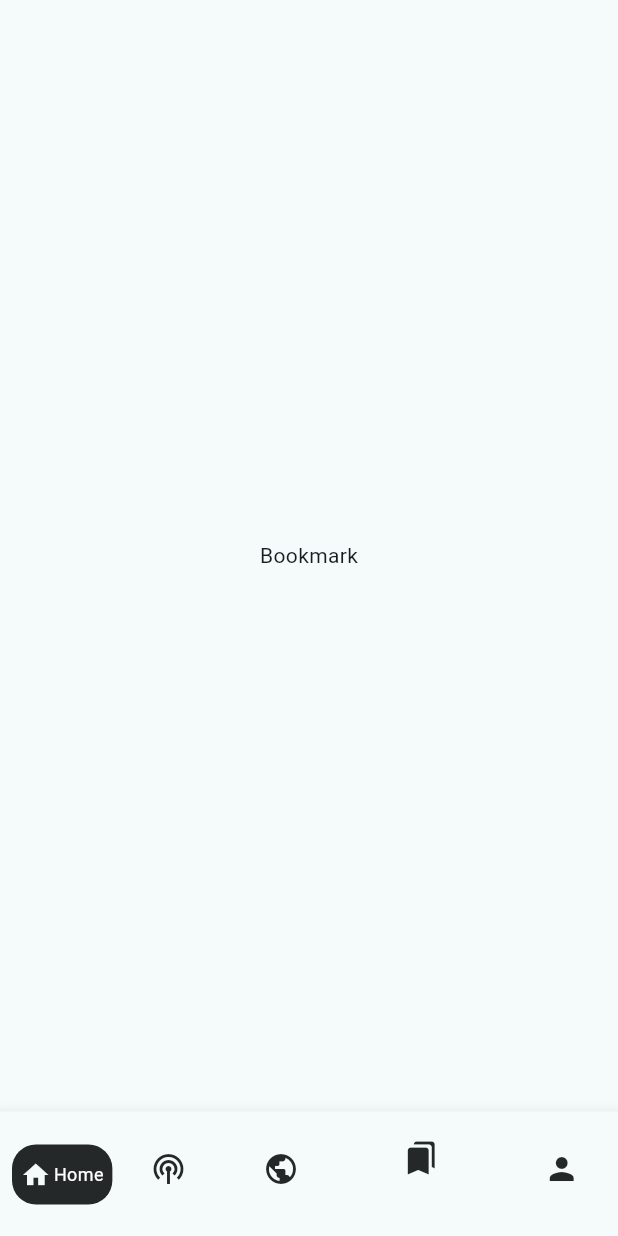
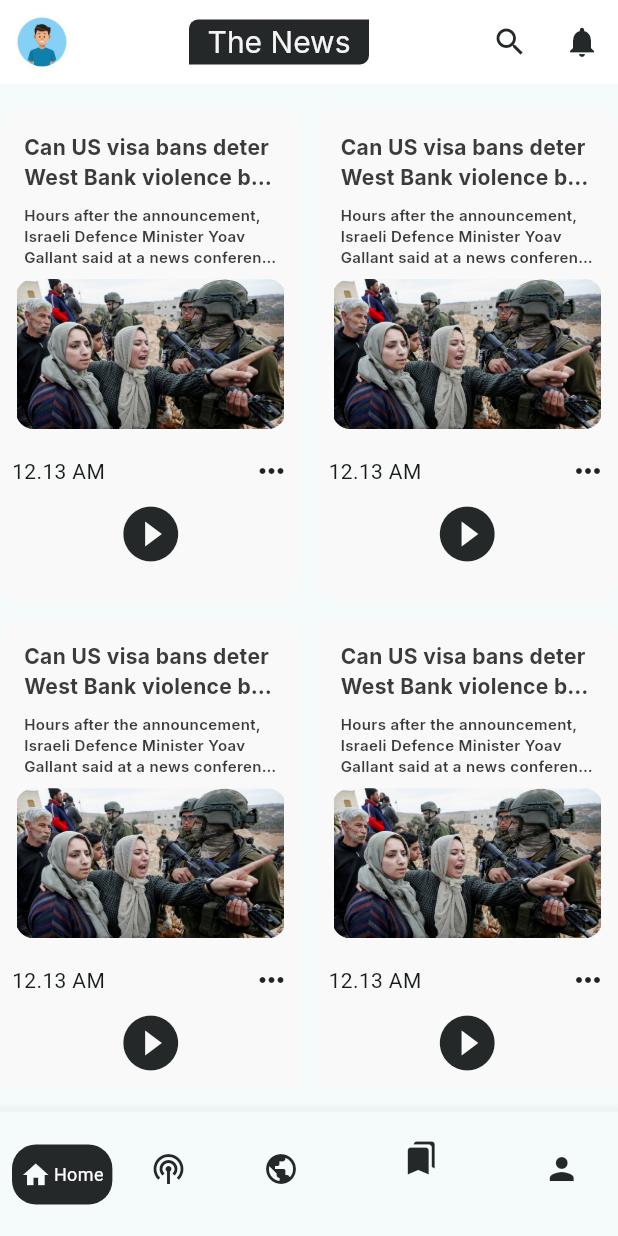
Before and after one commit to Ismail-Jabiulla/newspaper, a Flutter app: the BottomNavigationBarPage screen opened by its route, item 4 of the bottom bar chosen, on a phone screen of 412 x 824 dp. Run offline on Flutter 3.47's test engine with Material 3 defaults, Android fonts, the phone set to English and light mode, and no system bars; our stand-ins replace carousel_slider, dots_indicator, flutter_svg, google_fonts, smooth_page_indicator.

Commit message:
-Notification -Bookmark -detail News -podcast

```diff
--- /dev/null
+++ b/lib/screen/bookmarkScreen.dart
@@ -0,0 +1,254 @@
+import 'package:flutter/cupertino.dart';
+import 'package:flutter/material.dart';
+import 'package:google_fonts/google_fonts.dart';
+import '../all_kids/bottomSheetKid.dart';
+import '../constants/colors.dart';
+import 'package:newspaper/constants/image_strings.dart';
+import '../constants/fonts_widgets.dart';
+import 'notificationScreen.dart';
+
+class BookmarkScreen extends StatefulWidget {
+  const BookmarkScreen({super.key});
+
+  @override
+  State<BookmarkScreen> createState() => _BookmarkScreenState();
+}
+
+class _BookmarkScreenState extends State<BookmarkScreen> {
+  @override
+  Widget build(BuildContext context) {
+    return Scaffold(
+      ///------------App Bar----------
+      appBar: AppBar(
+        backgroundColor: Colors.white,
+        title: Center(
+          child: Column(
+            children: [
+              Container(
+                  alignment: AlignmentDirectional.center,
+                  height: 30,
+                  width: 120,
+                  decoration: BoxDecoration(
+                    color: AppColors.colorBlackHighButton,
+                    borderRadius: BorderRadius.only(
+                        bottomRight: Radius.circular(6),
+                        topLeft: Radius.circular(6)),
+                  ),
+                  child: Text(
+                    'The News',
+                    style: GoogleFonts.inter(
+                        textStyle: TextStyle(
+                            fontSize: 20, color: AppColors.colorText)),
+                  )),
+            ],
+          ),
+        ),
+        leading: Padding(
+          padding: const EdgeInsets.all(8.0),
+          child: Container(
+            height: 50,
+            width: 50,
+            decoration: BoxDecoration(
+                shape: BoxShape.circle,
+                image: DecorationImage(
+                    image: AssetImage(appImages.imageProfile),
+                    fit: BoxFit.fill)),
+          ),
+        ),
+        actions: [
+          IconButton(
+              onPressed: () {},
+              icon: Icon(
+                Icons.search,
+                color: AppColors.colorBlackHighButton,
+              )),
+          IconButton(
+              onPressed: () {
+                Navigator.push(context, MaterialPageRoute(builder: (context)=>NotificationScreen()));
+              },
+              icon: Icon(Icons.notifications,
+                  color: AppColors.colorBlackHighButton)),
+        ],
+      ),
+
+      body: Padding(
+        padding: const EdgeInsets.only(top: 16.0, bottom: 16.0),
+        child: GridView.builder(
+            gridDelegate: SliverGridDelegateWithFixedCrossAxisCount(
+              crossAxisCount: 2,
+              crossAxisSpacing: 10,
+              mainAxisSpacing: 10,
+              childAspectRatio: 0.61,
+            ),
+            itemCount: 20,
+            itemBuilder: (BuildContext context, index) {
+              return Container(
+                decoration: BoxDecoration(
+                  borderRadius: BorderRadius.circular(16),
+                  color: AppColors.colorGreyLightest,
+                ),
+                child: Column(
+                  children: [
+                    ///----------Title----------------
+                    Padding(
+                      padding: const EdgeInsets.only(
+                          top: 16.0, left: 16.0, right: 16.0),
+                      child: Text(
+                        'Can US visa bans deter West Bank violence by Israeli settlers?',
+                        overflow: TextOverflow.ellipsis,
+                        maxLines: 2,
+                        style: GoogleFonts.inter(
+                            textStyle: TextStyle(
+                                fontSize: 14,
+                                fontWeight: FontWeights.Bold,
+                                color: AppColors.colorBlackIcon)),
+                      ),
+                    ),
+
+                    ///--------Sub-Title---------
+                    Padding(
+                      padding: const EdgeInsets.only(
+                          top: 8.0, left: 16.0, right: 16.0),
+                      child: Text(
+                        'Hours after the announcement, Israeli Defence Minister Yoav Gallant said at a news conference: “There is, sadly, violence from extremists that we must condemn,” while many American officials have called on Israel to implement stricter measures against such incidents.',
+                        overflow: TextOverflow.ellipsis,
+                        maxLines: 3,
+                        style: GoogleFonts.inter(
+                            textStyle: TextStyle(
+                                fontSize: 10,
+                                fontWeight: FontWeights.SemiBold,
+                                color: AppColors.colorBlackIcon)),
+                      ),
+                    ),
+                    ///-------------images----------------
+                    Padding(
+                      padding: const EdgeInsets.only(top: 8.0),
+                      child: ClipRRect(
+                          borderRadius: BorderRadius.circular(12),
+                          child: Image.asset(
+                            appImages.imageAllnewspolitics,
+                            height: 100,
+                            width: 180,
+                          )),
+                    ),
+                    ///----------------Time------------------
+                    Padding(
+                      padding: const EdgeInsets.only( top: 16,
+                          left: 8.0, right: 8.0
+                      ),
+                      child: Row(
+                        mainAxisAlignment: MainAxisAlignment.spaceBetween,
+                        children: [
+                          Text('12.13 AM'),
+                          BottomSheets_Bookmark(),
+                        ],
+                      ),
+                    ),
+                    IconButton(
+                        onPressed: () {},
+                        icon: Icon(
+                          Icons.play_circle_filled_sharp,
+                          size: 44,
+                          color: AppColors.colorBlackHighButton,
+                        ))
+                  ],
+                ),
+              );
+            }),
+      ),
+    );
+  }
+}
+
+///---------BottomSheets_Bookmark------------
+class BottomSheets_Bookmark extends StatelessWidget {
+  const BottomSheets_Bookmark({super.key});
+
+  @override
+  Widget build(BuildContext context) {
+    return GestureDetector(
+      onTap: () {
+        showModalBottomSheet(
+            backgroundColor: AppColors.colorPrimary,
+            context: context,
+            builder: (BuildContext context) {
+              return Container(
+                height: 300,
+                child: Column(
+                  children: [
+                    Padding(
+                      padding: const EdgeInsets.only(top: 16.0, bottom: 32.0),
+                      child: Center(
+                        child: Container(
+                          height: 5,
+                          width: 100,
+                          decoration: BoxDecoration(
+                              color: AppColors.colorGreyDark,
+                              borderRadius: BorderRadius.circular(12)
+                          ),
+
+                        ),
+                      ),
+                    ),
+                    /// -------Remove from Bookmark-------
+                    GestureDetector(
+                      onTap: (){},
+                      child: const ListTile(
+                        leading: Icon(Icons.bookmarks,
+                            color: AppColors.colorBlackHighButton),
+                        title: Text('Remove Bookmark', style: TextStyle(
+                            color: AppColors.colorBlackHighButton),),
+                      ),
+                    ),
+                    ///-----------Share--------------
+                    GestureDetector(
+                      onTap: (){},
+                      child: const ListTile(
+                        leading: Icon(
+                            Icons.share, color: AppColors.colorBlackHighButton),
+                        title: Text('Share', style: TextStyle(
+                            color: AppColors.colorBlackHighButton),),
+                      ),
+                    ),
+                    ///----------Reports-----------
+                    GestureDetector(
+                      onTap: (){},
+                      child: const ListTile(
+                        leading: Icon(
+                            Icons.report, color: AppColors.colorBlackHighButton),
+                        title: Text('Reports', style: TextStyle(
+                            color: AppColors.colorBlackHighButton),),
+                      ),
+                    ),
+                    ///--------Close Button------------
+                    Padding(
+                      padding: const EdgeInsets.only(top: 8.0),
+                      child: GestureDetector(
+                        onTap: (){
+                          Navigator.pop(context);
+                        },
+                        child: Container(
+                          height: 50,
+                          width: 328,
+                          alignment: AlignmentDirectional.center,
+                          decoration: BoxDecoration(
+                            borderRadius: BorderRadius.circular(16),
+                            color: AppColors.colorBlackHighButton,
+                          ),
+                          child: Text('Close', style: GoogleFonts.inter(textStyle: TextStyle(fontSize: 16, fontWeight: FontWeights.SemiBold, color: AppColors.colorText)),),
+                        ),
+                      ),
+                    ),
+                  ],
+                ),
+              );
+            }
+        );
+      },
+      child: Icon(
+        Icons.more_horiz,
+        size: 24,
+      ),
+    );
+  }
+}
--- a/lib/screen/bottomNavigationScreen.dart
+++ b/lib/screen/bottomNavigationScreen.dart
@@ -1,9 +1,8 @@
-
 
 import 'package:flutter/cupertino.dart';
 import 'package:flutter/material.dart';
-
 import '../constants/colors.dart';
+import 'bookmarkScreen.dart';
 import 'homePageScreen.dart';
 
 class BottomNavigationBarPage extends StatefulWidget {
@@ -21,7 +20,7 @@ class _BottomNavigationBarPageState extends State<BottomNavigationBarPage> {
     HomePageScreen(),
     PodcastPage(),
     PublicPage(),
-    BookmarkPage(),
+    BookmarkScreen(),
     PersonProfilePage(),
   ];
 
@@ -99,15 +98,6 @@ class PublicPage extends StatelessWidget {
   }
 }
 
-class BookmarkPage extends StatelessWidget {
-  @override
-  Widget build(BuildContext context) {
-    return Center(
-      child: Text('Bookmark'),
-    );
-  }
-}
-
 class PersonProfilePage extends StatelessWidget {
   @override
   Widget build(BuildContext context) {
```
Also changed, not shown: lib/all_kids/appBarKid.dart (added, +66 -0 lines), lib/categorykid/allLatest.dart (+4 -3 lines), lib/practice.dart (+11 -54 lines), lib/screen/detailNewsScreen.dart (added, +165 -0 lines), lib/screen/homePageScreen.dart (+6 -1 lines), lib/screen/notificationScreen.dart (added, +117 -0 lines), lib/screen/podcast.dart (added, +13 -0 lines).
